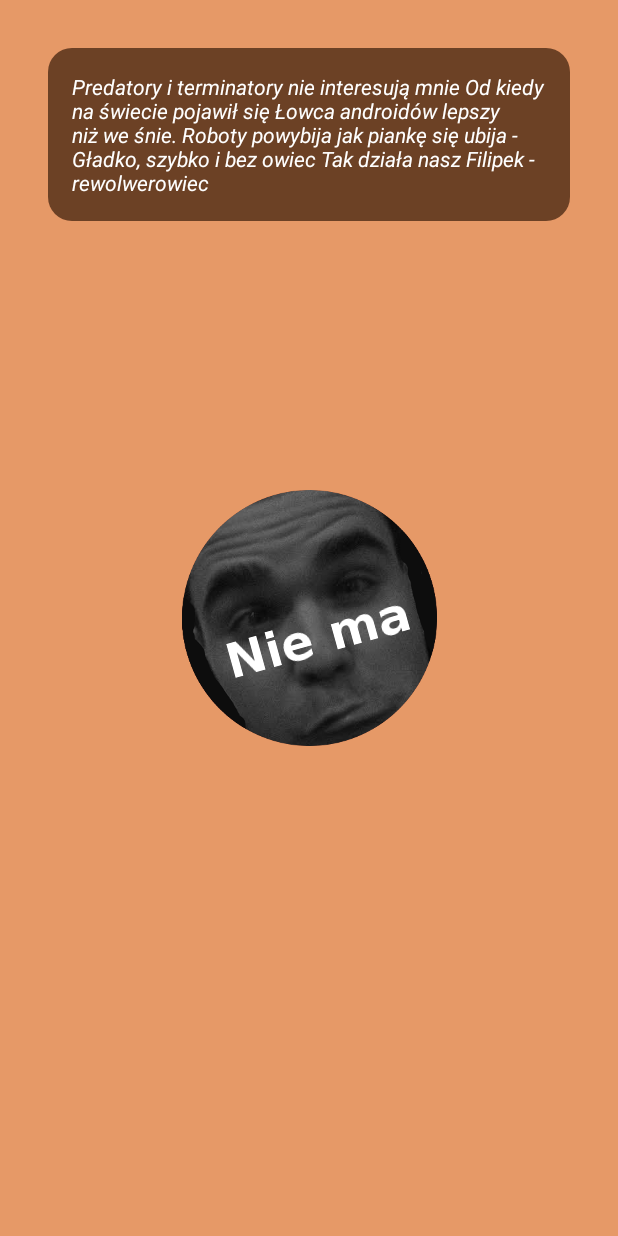
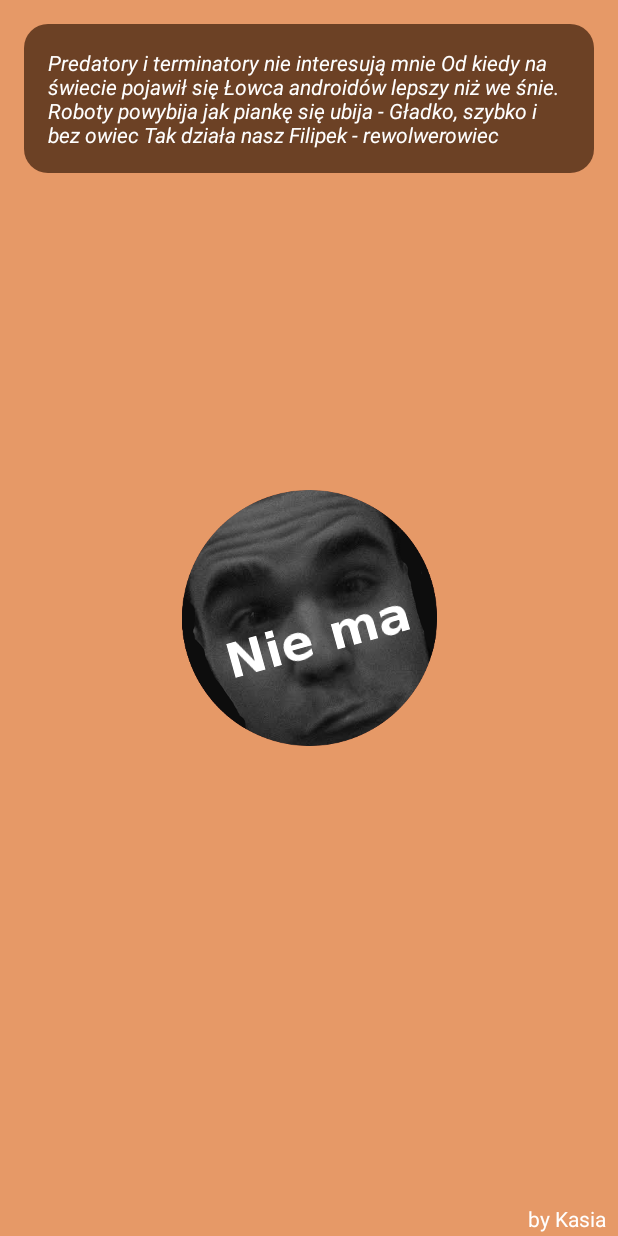
Before and after one commit to fada21/filipowe-30-bday, an Android app: the layout fr_filip.xml on its own in the app's theme, with its tools: preview values and no code run, on a phone screen of 412 x 824 dp. Run offline under Robolectric (Android 15) with nearby library versions, the phone set to English and light mode, and no system bars.

Commit message:
author textview moved, json updated, url added

```diff
--- a/Filipa30BDay/app/src/main/java/com/fada21/android/filipa30bday/fragments/FilipCoverFragment.java
+++ b/Filipa30BDay/app/src/main/java/com/fada21/android/filipa30bday/fragments/FilipCoverFragment.java
@@ -159,7 +159,6 @@ public class FilipCoverFragment extends Fragment {
                                 set.start();
                             } else {
                                 tvDitty.setTextColor(palette.getLightVibrantColor(R.color.textForCovers));
-                                tvFilipCoverAuthor.setTextColor(palette.getLightVibrantColor(R.color.textForCovers));
                             }
                         } else {
                             context = null;
@@ -178,7 +177,6 @@ public class FilipCoverFragment extends Fragment {
                 ValueAnimator colorTextAnimation = ValueAnimator.ofObject(new ArgbEvaluator(), colorFromText, colorToText);
                 colorTextAnimation.addUpdateListener(animator -> {
                     tvDitty.setTextColor((Integer) animator.getAnimatedValue());
-                    tvFilipCoverAuthor.setTextColor((Integer) animator.getAnimatedValue());
                 });
                 return colorTextAnimation;
             }
@@ -191,7 +189,6 @@ public class FilipCoverFragment extends Fragment {
                 ValueAnimator colorAnimation = ValueAnimator.ofObject(new ArgbEvaluator(), colorFromBg, colorToBg);
                 colorAnimation.addUpdateListener(animator -> {
                     tvDitty.getBackground().setColorFilter(new PorterDuffColorFilter((Integer) animator.getAnimatedValue(), PorterDuff.Mode.DST_OVER));
-                    tvFilipCoverAuthor.getBackground().setColorFilter(new PorterDuffColorFilter((Integer) animator.getAnimatedValue(), PorterDuff.Mode.DST_OVER));
                 });
                 return colorAnimation;
             }
--- a/Filipa30BDay/app/src/main/res/layout/fr_filip.xml
+++ b/Filipa30BDay/app/src/main/res/layout/fr_filip.xml
@@ -3,14 +3,13 @@
     android:layout_width="match_parent"
     android:layout_height="match_parent"
     android:animateLayoutChanges="true"
-    android:padding="@dimen/pager_page_padding"
     tools:context="ui.activities.FilipActivity">
-
 
     <ImageView
         android:id="@+id/img_filip_cover"
         android:layout_width="match_parent"
         android:layout_height="match_parent"
+        android:layout_margin="@dimen/pager_page_padding"
         android:scaleType="center"
         android:src="@drawable/ic_no_img" />
 
@@ -19,7 +18,9 @@
         android:layout_width="match_parent"
         android:layout_height="match_parent"
         android:fillViewport="false"
-        android:padding="@dimen/pager_page_padding"
+        android:paddingLeft="@dimen/pager_page_padding"
+        android:paddingRight="@dimen/pager_page_padding"
+        android:paddingTop="@dimen/pager_page_padding"
         android:scrollbars="none">
 
         <TextView
@@ -46,14 +47,10 @@ Tak działa nasz Filipek - rewolwerowiec" />
         android:layout_width="wrap_content"
         android:layout_height="wrap_content"
         android:layout_gravity="bottom|right"
-        android:layout_margin="@dimen/pager_page_margin"
-        android:background="@drawable/bg_ditty"
-        android:paddingBottom="@dimen/author_vert_padding"
-        android:paddingLeft="@dimen/author_horiz_padding"
-        android:paddingRight="@dimen/author_horiz_padding"
-        android:paddingTop="@dimen/author_vert_padding"
+        android:layout_marginBottom="2dp"
+        android:layout_marginRight="8dp"
         android:textColor="@android:color/white"
-        android:visibility="gone"
+        android:visibility="visible"
         tools:text="by Kasia" />
 
 </FrameLayout>
--- a/Filipa30BDay/app/src/main/res/values/dimens.xml
+++ b/Filipa30BDay/app/src/main/res/values/dimens.xml
@@ -9,7 +9,4 @@
 
     <dimen name="ditty_shape_thickness">3dp</dimen>
     <dimen name="ditty_padding">16dp</dimen>
-
-    <dimen name="author_horiz_padding">16dp</dimen>
-    <dimen name="author_vert_padding">8dp</dimen>
 </resources>
```
Also changed, not shown: Filipa30BDay/app/src/main/assets/filip_cover_data.json (+27 -2 lines), 1 other file.
